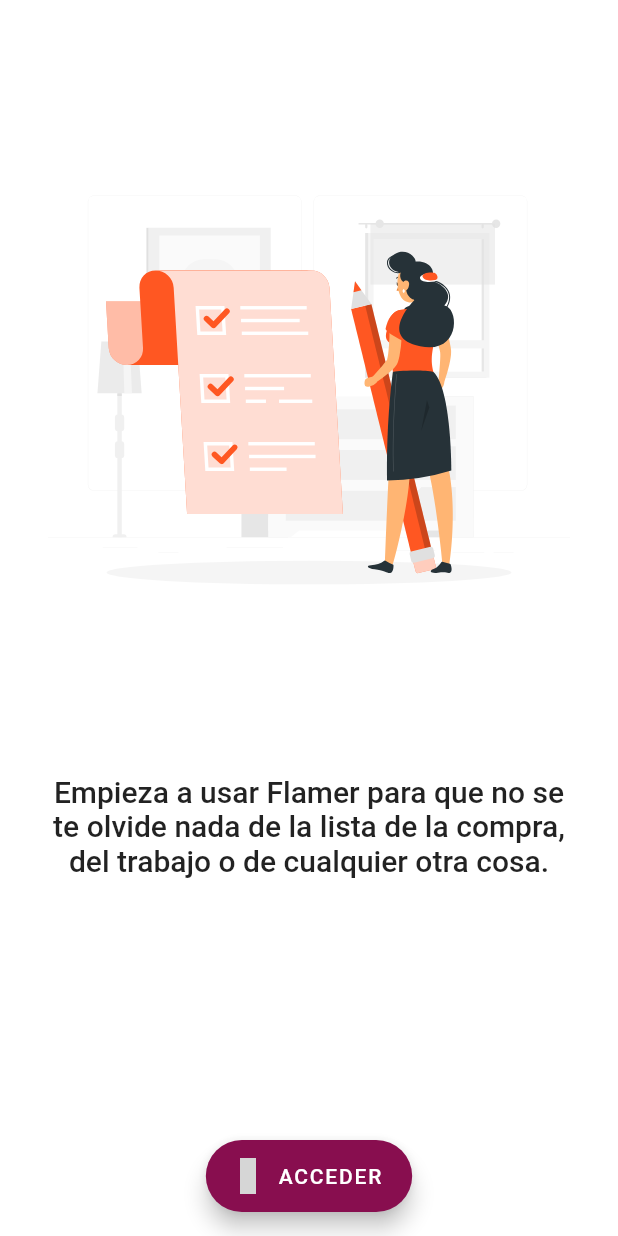
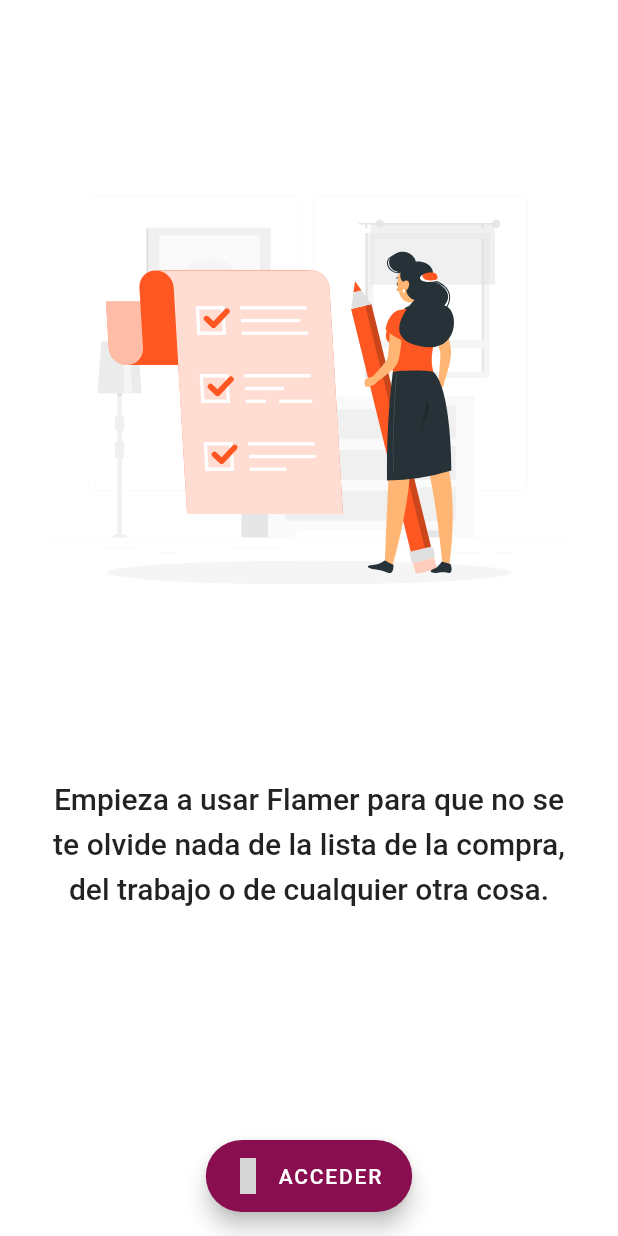
Before and after one commit to ant04x/Flamer, a Flutter app: the screen it shows after launch, on a phone screen of 412 x 824 dp. Run offline on Flutter 3.47's test engine with Material 2 defaults, Android fonts, the phone set to English and light mode, and no system bars; our stand-ins replace firebase_auth, firebase_core, flutter_svg, google_sign_in, material_design_icons_flutter; accounts and stored records are empty; grey boxes are pictures that could not be loaded.

Commit message:
Bugs de logins solucionados.

```diff
--- a/lib/main.dart
+++ b/lib/main.dart
@@ -30,21 +30,7 @@
         // is not restarted.
         primarySwatch: Colors.deepOrange,
       ),
-      home: FutureBuilder(
-        future: Authentication.initializeFirebase(context: context),
-        builder: (context, snapshot) {
-          if (snapshot.hasError) {
-            print('ERROR INICIANDO FIREBASE ${snapshot.error.toString()}');
-            return ErrorScreen(error: snapshot.error);
-          } else if (snapshot.hasData) {
-            return SignInScreen();
-          } else {
-            return Center(
-              child: CircularProgressIndicator(),
-            );
-          }
-        },
-      ),
+      home: SignInScreen()
     );
   }
 }
@@ -79,7 +65,7 @@
                 ),
                 Text(
                   'Empieza a usar Flamer para que no se te olvide nada de la lista de la compra, del trabajo o de cualquier otra cosa.',
-                  style: textTheme.headline6,
+                  style: textTheme.headline6!.copyWith(height: 1.5),
                   textAlign: TextAlign.center,
                 ),
               ],
@@ -353,6 +339,7 @@
                                   setState(() {
                                     _isSigningOut = false;
                                   });
+                                  Navigator.of(context).pop();
                                   Navigator.of(context).pushReplacement(
                                       PageRouteBuilder(
                                           pageBuilder: (context, animation, secondaryAnimation) => SignInScreen()
```
